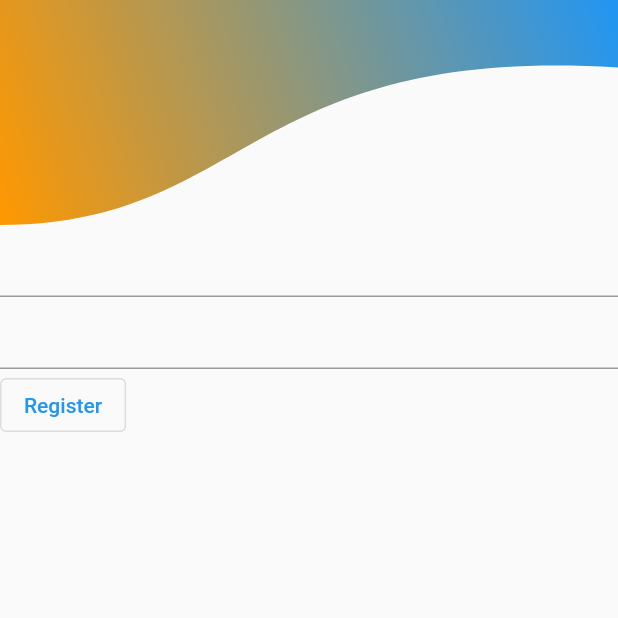
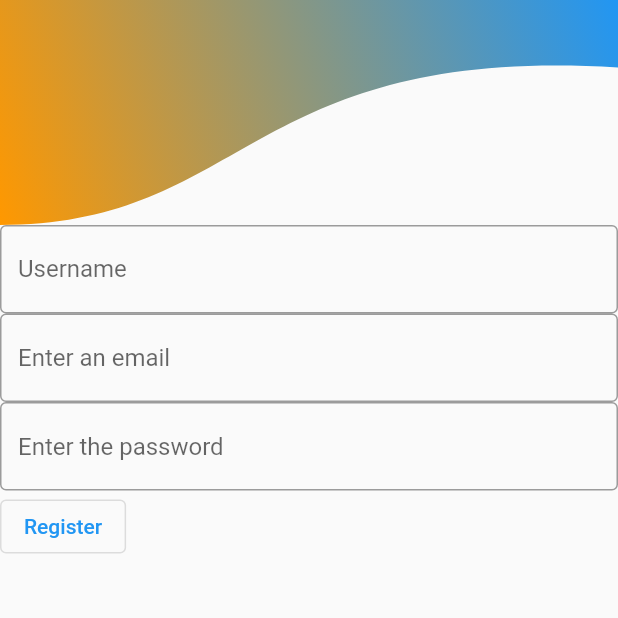
Before and after one commit to codane/flutter_recipe, a Flutter app: the RegisterScreen screen opened directly, on a phone screen of 412 x 824 dp, the top half of it. Run offline on Flutter 3.47's test engine with Material 2 defaults, Android fonts, the phone set to English and light mode, and no system bars; our stand-ins replace cloud_firestore, firebase_auth, firebase_core, flutter_riverpod, scroll_snap_list; accounts and stored records are empty; generated files the repository leaves out were written again; network calls fail.

```diff
--- /dev/null
+++ b/lib/core/constants/firestore_constants.dart
@@ -0,0 +1,4 @@
+class FirestoreConstants {
+  static const usersCollection = "users";
+  static const recipesCollection = "recipes";
+}
--- a/lib/features/auth/controller/auth_controller.dart
+++ b/lib/features/auth/controller/auth_controller.dart
@@ -13,8 +13,9 @@ class AuthController {
   AuthController({required AuthRepository authRepository})
       : _authRepository = authRepository;
 
-  void registerUser({required String email, required String password}) {
-    _authRepository.registerUser(email: email, password: password);
+  void registerUser({required String username,required String email, required String password}) async {
+   _authRepository.registerUser(username: username, email: email, password: password);
+
   }
 
   void loginUser({required String email, required String password}) {
--- a/lib/features/auth/repository/auth_repository.dart
+++ b/lib/features/auth/repository/auth_repository.dart
@@ -1,6 +1,8 @@
 import 'package:cloud_firestore/cloud_firestore.dart';
 import 'package:firebase_auth/firebase_auth.dart';
+import 'package:flutter_recipe/core/constants/firestore_constants.dart';
 import 'package:flutter_recipe/core/providers/firebase_providers.dart';
+import 'package:flutter_recipe/models/user_model.dart';
 import 'package:flutter_riverpod/flutter_riverpod.dart';
 
 final authRepositoryProvider = Provider.autoDispose(
@@ -20,35 +22,50 @@ class AuthRepository {
       : _auth = auth,
         _firestore = firestore;
 
-  void registerUser({required String email, required String password}) async {
+  CollectionReference get _users =>
+      _firestore.collection(FirestoreConstants.usersCollection);
+
+  Future<void> registerUser(
+      {required String username,
+      required String email,
+      required String password}) async {
     try {
-      UserCredential userCredential = await _auth.createUserWithEmailAndPassword(email: email, password: password);
+      UserCredential userCredential = await _auth
+          .createUserWithEmailAndPassword(email: email, password: password);
+
+      UserModel newUser = UserModel(
+        uid: userCredential.user!.uid,
+        name: userCredential.user!.displayName ?? "",
+      );
+
+     await _users.doc(newUser.uid).set(newUser.toMap());
       print(userCredential.user);
     } catch (e) {
       print(e);
     }
   }
 
-  void loginUser({required String email, required String password}) async {
+  Future<void> loginUser({required String email, required String password}) async {
     try {
-      UserCredential userCredential = await _auth.signInWithEmailAndPassword(email: email, password: password);
+      UserCredential userCredential = await _auth.signInWithEmailAndPassword(
+          email: email, password: password);
       print(userCredential.user);
     } catch (e) {
       print(e);
     }
   }
 
-  void signOut() async {
+  Future<void> signOut() async {
     await _auth.signOut();
   }
 
   bool isUserLoggedIn() {
-    if(_auth.currentUser != null) {
+    if (_auth.currentUser != null) {
       return true;
     }
     return false;
   }
 
-   Stream<User?> get userStatus => _auth.authStateChanges();
+  Stream<User?> get userStatus => _auth.authStateChanges();
   //Stream? userStatus() => _auth.authStateChanges();
 }
--- a/lib/features/auth/screens/register_screen.dart
+++ b/lib/features/auth/screens/register_screen.dart
@@ -13,11 +13,12 @@ class RegisterScreen extends ConsumerStatefulWidget {
 }
 
 class _RegisterScreenState extends ConsumerState<RegisterScreen> {
+  final TextEditingController _usernameController = TextEditingController();
   final TextEditingController _emailController = TextEditingController();
   final TextEditingController _passwordController = TextEditingController();
 
-  void registerUser({required String email, required String password}) {
-    ref.read(authControllerProvider).registerUser(email: email, password: password);
+  void registerUser({required String username, required String email, required String password}) {
+    ref.read(authControllerProvider).registerUser(username: username, email: email, password: password);
   }
 
   @override
@@ -30,11 +31,32 @@ class _RegisterScreenState extends ConsumerState<RegisterScreen> {
             crossAxisAlignment: CrossAxisAlignment.start,
             children: [
               const TopBezierContainer(),
-              TextField(controller: _emailController, keyboardType: TextInputType.emailAddress,),
-              TextField(controller: _passwordController,obscureText: true,),
+              TextField(
+                controller: _usernameController,
+                decoration: const InputDecoration(
+                  labelText: "Username",
+                  hintText: "Enter the username",
+                  border: OutlineInputBorder(),
+                ),
+              ),
+              TextField(
+                controller: _emailController,
+                decoration: const InputDecoration(
+                  hintText: "Enter an email",
+                  border: OutlineInputBorder(),
+                ),
+                keyboardType: TextInputType.emailAddress,),
+              TextField(
+                controller: _passwordController,
+                decoration: const InputDecoration(
+                  hintText: "Enter the password",
+                  border: OutlineInputBorder(),
+                ),
+                obscureText: true,
+                ),
               OutlinedButton(
                 onPressed: () {
-                  registerUser(email: _emailController.text, password: _passwordController.text);
+                  registerUser(username: _usernameController.text.trim(), email: _emailController.text.trim(), password: _passwordController.text.trim());
                   Navigator.pushReplacement(context, MaterialPageRoute(builder: ((context) => const HomeScreen()),),);
                 } ,
                 child: const Text("Register"),
@@ -45,4 +67,12 @@ class _RegisterScreenState extends ConsumerState<RegisterScreen> {
       ),
     );
   }
+
+  @override
+  void dispose() {
+    _usernameController.dispose();
+    _emailController.dispose();
+    _passwordController.dispose();
+    super.dispose();
+  }
 }
--- a/lib/services/firestore_service.dart
+++ b/lib/services/firestore_service.dart
@@ -1,5 +1,5 @@
 import 'package:cloud_firestore/cloud_firestore.dart';
-import 'package:flutter_recipe/models/recipe.dart';
+import 'package:flutter_recipe/models/recipe_model.dart';
 
 class FirestoreService {
   // ADD
--- a/lib/widgets/recipe_details_screen.dart
+++ b/lib/widgets/recipe_details_screen.dart
@@ -1,6 +1,6 @@
 import 'package:cloud_firestore/cloud_firestore.dart';
 import 'package:flutter/material.dart';
-import 'package:flutter_recipe/models/recipe.dart';
+import 'package:flutter_recipe/models/recipe_model.dart';
 
 class RecipeDetails extends StatelessWidget {
   const RecipeDetails({Key? key, required this.recipe}) : super(key: key);
@@ -59,13 +59,13 @@ class RecipeDetails extends StatelessWidget {
                           const SizedBox(height: 10),
                           const Divider(thickness: 2),
                           const Text(
-                            "Ingridients",
+                            "Ingredients",
                             style: TextStyle(
                                 fontSize: 20, fontWeight: FontWeight.bold),
                           ),
                           const SizedBox(height: 10),
                           Text(
-                            recipe.ingridients,
+                            recipe.ingredients,
                             style: const TextStyle(fontSize: 15),
                           ),
                           const SizedBox(
--- a/lib/widgets/recipes_widget.dart
+++ b/lib/widgets/recipes_widget.dart
@@ -3,7 +3,7 @@ import 'package:cloud_firestore/cloud_firestore.dart';
 import 'package:flutter_recipe/widgets/recipe_details_screen.dart';
 import 'package:scroll_snap_list/scroll_snap_list.dart';
 import 'package:flutter_riverpod/flutter_riverpod.dart';
-import 'package:flutter_recipe/models/recipe.dart';
+import 'package:flutter_recipe/models/recipe_model.dart';
 
 class RecipesWidget extends ConsumerStatefulWidget {
   const RecipesWidget({Key? key}) : super(key: key);
--- a/pubspec.yaml
+++ b/pubspec.yaml
@@ -39,6 +39,7 @@ dependencies:
   firebase_auth: ^4.4.2
   cloud_firestore: ^4.5.3
   scroll_snap_list: ^0.9.1
+  fpdart: ^0.6.0
 
 
 dev_dependencies:
```
Also changed, not shown: lib/features/auth/screens/login_screen.dart (+45 -7 lines), lib/models/recipe_model.dart (renamed from lib/models/recipe.dart, +4 -4 lines), lib/models/user_model.dart (added, +49 -0 lines), lib/widgets/add_recipe_screen.dart (+12 -11 lines), lib/widgets/bottom_custom_clipper.dart (added, +24 -0 lines), lib/widgets/custom_bottom_nav_bar.dart (added, +55 -0 lines), lib/widgets/home_screen.dart (+26 -59 lines), lib/widgets/top_home_screen.dart (added, +40 -0 lines).
